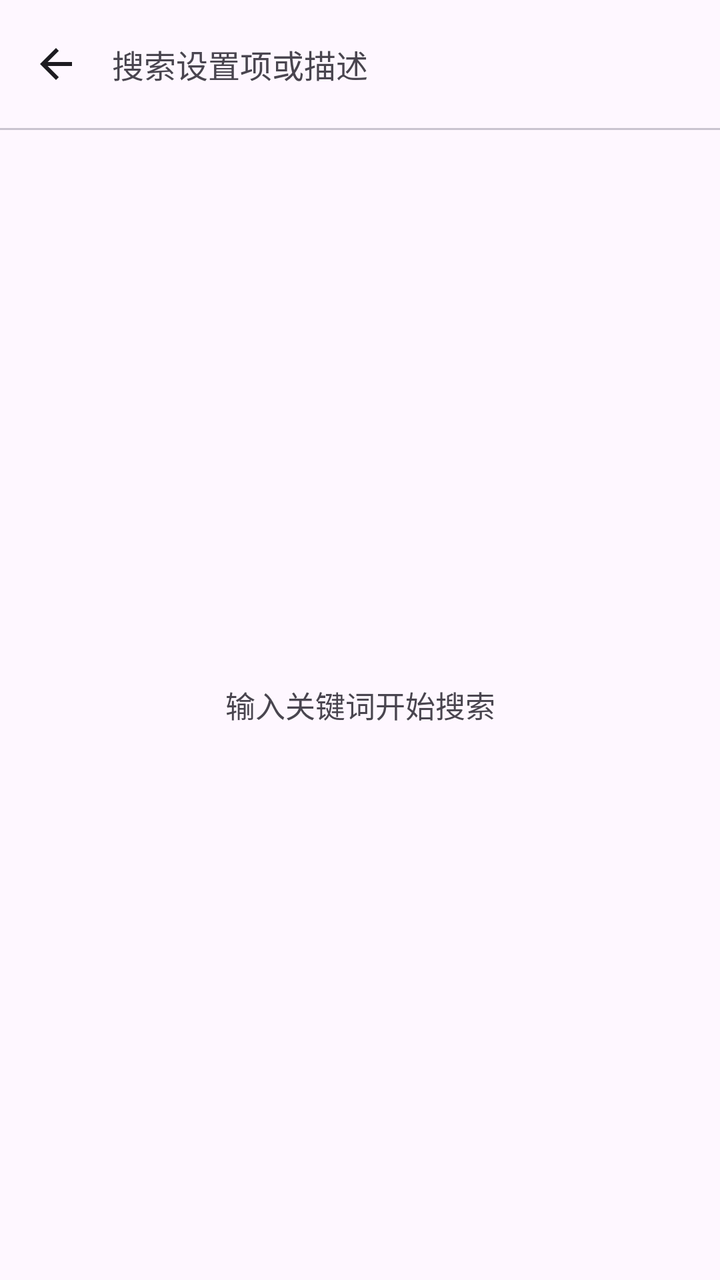
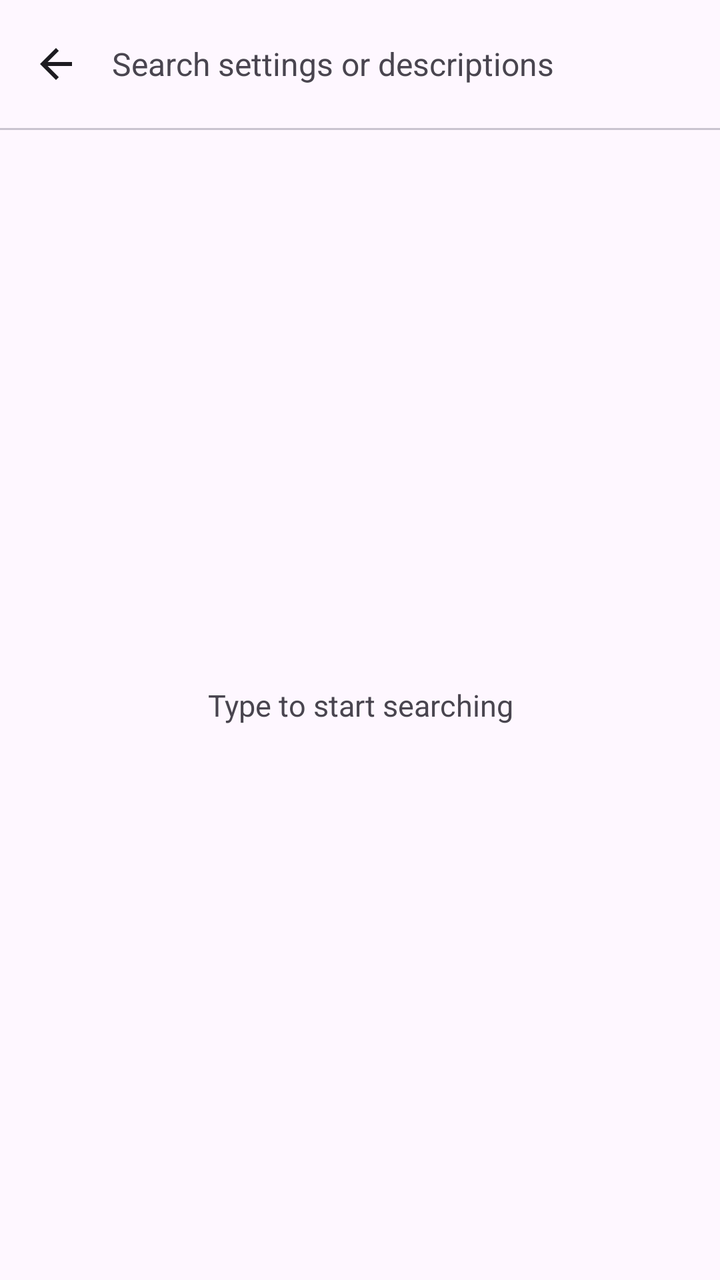

An Android layout rendered at two revisions. The XML below is the earlier revision; the diff shows what the commit changed to produce the second picture.
<!-- AndroidManifest.xml: application theme Theme.PlainPad -->
<!-- res/layout/activity_settings_search.xml -->
<?xml version="1.0" encoding="utf-8"?>
<LinearLayout xmlns:android="http://schemas.android.com/apk/res/android"
    xmlns:app="http://schemas.android.com/apk/res-auto"
    android:layout_width="match_parent"
    android:layout_height="match_parent"
    android:orientation="vertical"
    android:background="?attr/colorSurface">

    <com.google.android.material.appbar.MaterialToolbar
        android:id="@+id/toolbar"
        android:layout_width="match_parent"
        android:layout_height="?attr/actionBarSize"
        android:background="?attr/colorSurface"
        app:navigationIcon="@drawable/ic_arrow_back">

        <LinearLayout
            android:layout_width="match_parent"
            android:layout_height="match_parent"
            android:orientation="horizontal"
            android:gravity="center_vertical">

            <EditText
                android:id="@+id/etSearch"
                android:layout_width="0dp"
                android:layout_height="match_parent"
                android:layout_weight="1"
                android:background="@null"
                android:hint="@string/settings_search_hint"
                android:imeOptions="actionSearch"
                android:inputType="text"
                android:maxLines="1"
                android:textColor="?attr/colorOnSurface"
                android:textColorHint="?android:attr/textColorSecondary"
                android:textSize="16sp" />

            <ImageButton
                android:id="@+id/btnClear"
                android:layout_width="36dp"
                android:layout_height="36dp"
                android:padding="6dp"
                android:src="@drawable/ic_close"
                android:background="?attr/selectableItemBackgroundBorderless"
                android:contentDescription="@string/clear"
                android:visibility="gone"
                app:tint="?android:attr/textColorSecondary" />
        </LinearLayout>
    </com.google.android.material.appbar.MaterialToolbar>

    <View
        android:layout_width="match_parent"
        android:layout_height="1dp"
        android:background="?attr/colorOutlineVariant" />

    <FrameLayout
        android:layout_width="match_parent"
        android:layout_height="0dp"
        android:layout_weight="1">

        <androidx.recyclerview.widget.RecyclerView
            android:id="@+id/recycler"
            android:layout_width="match_parent"
            android:layout_height="match_parent"
            android:clipToPadding="false"
            android:paddingTop="4dp"
            android:paddingBottom="16dp"
            android:scrollbars="vertical" />

        <TextView
            android:id="@+id/tvEmpty"
            android:layout_width="match_parent"
            android:layout_height="wrap_content"
            android:layout_gravity="center"
            android:gravity="center"
            android:paddingHorizontal="32dp"
            android:text="@string/settings_search_empty_hint"
            android:textColor="?android:attr/textColorSecondary"
            android:textSize="15sp" />
    </FrameLayout>
</LinearLayout>
<!-- resources referenced by this layout -->
<resources>
  <!-- drawable ic_arrow_back (drawable) -->
  <vector xmlns:android="http://schemas.android.com/apk/res/android"
      android:width="24dp" android:height="24dp"
      android:viewportWidth="24" android:viewportHeight="24">
      <path android:fillColor="?attr/colorOnSurface"
          android:pathData="M20,11H7.83l5.59,-5.59L12,4l-8,8 8,8 1.41,-1.41L7.83,13H20v-2z"/>
  </vector>
  <!-- drawable ic_close (drawable) -->
  <vector xmlns:android="http://schemas.android.com/apk/res/android"
      android:width="24dp" android:height="24dp"
      android:viewportWidth="24" android:viewportHeight="24">
      <path android:fillColor="?attr/colorOnSurface"
          android:pathData="M19,6.41L17.59,5 12,10.59 6.41,5 5,6.41 10.59,12 5,17.59 6.41,19 12,13.41 17.59,19 19,17.59 13.41,12z"/>
  </vector>
  <string name="clear">清空</string>
  <string name="settings_search_empty_hint">输入关键词开始搜索</string>
  <string name="settings_search_hint">搜索设置项或描述</string>
  <style name="Theme.PlainPad" parent="Theme.Material3.DayNight.NoActionBar" />
</resources>

<!-- the commit's change to res/layout/activity_settings_search.xml (unified diff, before → after) -->
@@ -5,11 +5,23 @@
     android:layout_height="match_parent"
     android:orientation="vertical"
     android:background="?attr/colorSurface">
+    <View
+        android:id="@+id/statusBarFill"
+        android:layout_width="match_parent"
+        android:layout_height="0dp"
+        android:background="?attr/colorPrimary" />
+
+    <View
+        android:id="@+id/searchStatusBarFill"
+        android:layout_width="match_parent"
+        android:layout_height="0dp"
+        android:background="?attr/colorPrimary" />
 
     <com.google.android.material.appbar.MaterialToolbar
         android:id="@+id/toolbar"
         android:layout_width="match_parent"
-        android:layout_height="?attr/actionBarSize"
+        android:layout_height="wrap_content"
+        android:minHeight="?attr/actionBarSize"
         android:background="?attr/colorSurface"
         app:navigationIcon="@drawable/ic_arrow_back">
 
<!-- resource entries referenced after the edit -->
@@ -14,9 +14,38 @@
       <path android:fillColor="?attr/colorOnSurface"
           android:pathData="M19,6.41L17.59,5 12,10.59 6.41,5 5,6.41 10.59,12 5,17.59 6.41,19 12,13.41 17.59,19 19,17.59 13.41,12z"/>
   </vector>
-  <string name="clear">清空</string>
-  <string name="settings_search_empty_hint">输入关键词开始搜索</string>
-  <string name="settings_search_hint">搜索设置项或描述</string>
-  <style name="Theme.PlainPad" parent="Theme.Material3.DayNight.NoActionBar" />
+  <string name="clear">Clear</string>
+  <string name="settings_search_empty_hint">Type to start searching</string>
+  <string name="settings_search_hint">Search settings or descriptions</string>
+  <style name="Theme.PlainPad" parent="Theme.Material3.DayNight.NoActionBar">
+          
+          <item name="materialAlertDialogTheme">@style/ThemeOverlay.PlainPad.MaterialAlertDialog</item>
+  
+          
+          <item name="popupMenuBackground">@drawable/bg_popup_menu</item>
+          <item name="android:popupBackground">@drawable/bg_popup_menu</item>
+      </style>
+  <style name="ThemeOverlay.PlainPad.MaterialAlertDialog" parent="ThemeOverlay.Material3.MaterialAlertDialog">
+          <item name="shapeAppearanceOverlay">@style/ShapeAppearance.PlainPad.Dialog</item>
+      </style>
+  <!-- drawable bg_popup_menu (drawable) -->
+  <?xml version="1.0" encoding="utf-8"?>
+  <inset xmlns:android="http://schemas.android.com/apk/res/android"
+      android:insetLeft="4dp"
+      android:insetRight="4dp"
+      android:insetTop="4dp"
+      android:insetBottom="4dp">
+      <shape android:shape="rectangle">
+          <solid android:color="?attr/colorSurfaceContainerHigh" />
+          <corners android:radius="14dp" />
+          <stroke android:width="1dp" android:color="?attr/colorOutlineVariant" />
+      </shape>
+  </inset>
+  <style name="ShapeAppearance.PlainPad.Dialog" parent="">
+          <item name="cornerFamily">rounded</item>
+          <item name="cornerSize">18dp</item>
+          <item name="strokeWidth">1dp</item>
+          <item name="strokeColor">?attr/colorOutlineVariant</item>
+      </style>
 </resources>
 
